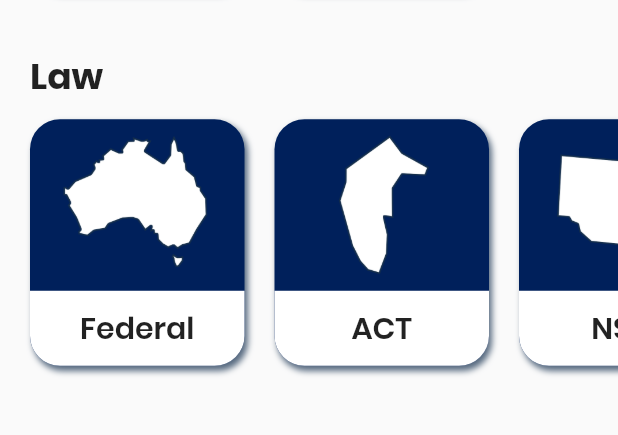
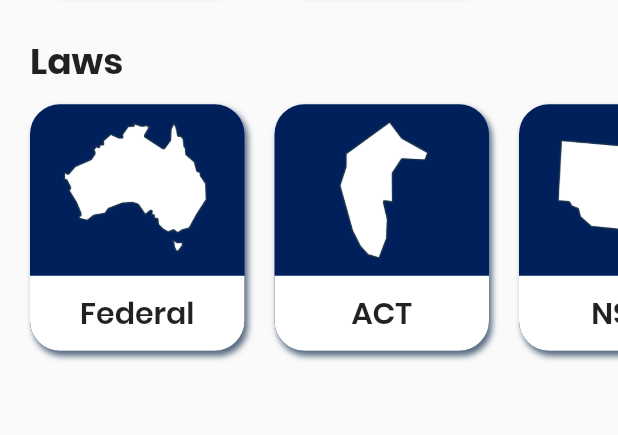
Before and after one commit to Thornie/DGHA-App, a Flutter app: the screen it shows after launch, on a phone screen of 412 x 824 dp, the part 483-918 px from its top. Run offline on Flutter 3.47's test engine with Material 2 defaults, Android fonts, the phone set to English and light mode, and no system bars; our stand-ins replace flutter_html, font_awesome_flutter.

Commit message:
better comments

```diff
--- a/lib/screens/menu_screen.dart
+++ b/lib/screens/menu_screen.dart
@@ -5,6 +5,7 @@ import 'package:dgha_brochure/components/menu_card.dart';
 import 'package:dgha_brochure/misc/data.dart';
 import 'package:dgha_brochure/misc/styles.dart';
 import 'package:dgha_brochure/models/menu_card_data.dart';
+import 'package:flutter/rendering.dart';
 import 'package:font_awesome_flutter/font_awesome_flutter.dart';
 import 'package:flutter/material.dart';
 
@@ -15,26 +16,31 @@ class MenuScreen extends StatefulWidget {
 }
 
 class _MenuScreenState extends State<MenuScreen> {
+  // used for closing or opening drawer
   final GlobalKey<ScaffoldState> _scaffoldKey = new GlobalKey<ScaffoldState>();
 
-  // NOTE: App Properties
+  // app properties
   double scrWidth;
   double scrHeight;
   double textScale;
 
-  // NOTE: Drawer
+  // drawer properties
   double drawerWidth;
 
-  // NOTE: Card Properties
+  // card properties
   bool isVertical = false;
 
-  double cardMinWidth = 143;
-  double cardMaxHeight = 300;
+  // the cardMinWidth is small enough that the user can see a bit of the next card
+  final double cardMinWidth = 143;
+
+  // the cardMaxHeight isn't too big, so the user doesn't need to scroll for too long
+  final double cardMaxHeight = 300;
+
   double cardWidth;
   double cardHeight;
   double cardMaxWidth;
 
-  // NOTE: Card Text
+  // card text properties
   final double textMinWidth = 102;
   final double textMinHeight = 34;
 
@@ -44,32 +50,42 @@ class _MenuScreenState extends State<MenuScreen> {
     this.textScale = MediaQuery.of(context).textScaleFactor;
 
     double cardNewMinWidth = (this.textMinWidth * this.textScale) + Styles.textPadding * 2;
+
+    // reset card's width
     double cardNewWidth = 0;
 
-    if (isVertical) {
+    if (this.isVertical) {
+      // cardMaxWidth = the whole screen - the padding
       double cardMaxWidth = (this.scrWidth - (Styles.spacing * 2));
+
+      // get the number of cards that can fit on a screen
       int numOfCards = ((this.scrWidth - (Styles.spacing * 2)) / cardNewMinWidth).floor();
 
+      // make sure that all cards are big enough to fit all the text
       while (cardNewWidth < cardNewMinWidth) {
         double scrWidthIncludingPadding = scrWidth - (Styles.spacing * 2) - (Styles.spacing * (numOfCards - 1));
         cardNewWidth = scrWidthIncludingPadding / (numOfCards);
+
+        // better that the cards are bigger than it need to be, rather than too small
         numOfCards--;
       }
 
-      // set max width
+      // if the card is bigger than the whole screen, set it to cardMaxWidth
       if (cardNewWidth > cardMaxWidth) {
         cardNewWidth = cardMaxWidth;
       }
     } else {
+      // the cardMaxWidth is small enough that the user can still see a bit of the next card
       double cardMaxWidth = (this.scrWidth - (Styles.spacing * 2)) * 0.85;
+
       cardNewWidth = cardNewMinWidth + Styles.spacing;
 
-      // set min width
+      // if the card is smaller than 140, it's too small
       if (cardNewWidth < this.cardMinWidth) {
         cardNewWidth = this.cardMinWidth;
       }
 
-      // set max width
+      // if the card is bigger than the 85% of the screen, it's too big
       if (cardNewWidth > cardMaxWidth) {
         cardNewWidth = cardMaxWidth;
       }
@@ -91,6 +107,7 @@ class _MenuScreenState extends State<MenuScreen> {
         child: OrientationBuilder(
           builder: (context, orientation) {
             this.calcDimensions(orientation);
+
             return Stack(
                   children: <Widget>[
                     Container(
@@ -98,32 +115,57 @@ class _MenuScreenState extends State<MenuScreen> {
                       child: ListView(
               physics: BouncingScrollPhysics(),
               children: <Widget>[
+                // the SizedBox height are found by trial and error, nothing special
                 SizedBox(height: 105),
+                Semantics(
+                  label: "General Information Section",
+                  explicitChildNodes: true,
+                  excludeSemantics: true,
+                  child: Column(
+                    crossAxisAlignment: CrossAxisAlignment.start,
+                    children: <Widget>[
                       _buildH2("General Information"),
                       _buildCardsList(Data.generalInfoCardData),
-                      SizedBox(height: isVertical ? 40 : 0),
-                      _buildH2("Law"),
+                    ],
+                  ),
+                ),
+
+                Column(
+                  children: <Widget>[
+                    SizedBox(height: this.isVertical ? 40 : 10),
+                    _buildH2("Laws"),
                     _buildCardsList(Data.lawInfoCardData),
                     SizedBox(height: 40),
+                  ],
+                ),
               ],
             ),
                     ),
 
                     // APP BAR
+                    // it's at the bottom so it's above all of the other widgets
                     DghaAppBar(
-                  childOne: Container(
+                      text: "DGHA",
+                      isMenu: true,
+                      semanticLabel: "D G H A - Guide Dog Handler Australia",
+                      childOne: Semantics(
+                        button: true,
+                        label: "Menu",
+                        hint: "Open side bar menu",
                         child: GestureDetector(
             onTap: () {
               setState(() {
                 _scaffoldKey.currentState.openDrawer();
               });
             },
-                      child: DghaIcon(
-                        icon: FontAwesomeIcons.bars,
+            child: DghaIcon(icon: FontAwesomeIcons.bars),
                         ),
                       ),
-                  ),
-                  childTwo: Container(
+                      childTwo: Semantics(
+                        button: true,
+                        label: "Card Direction.",
+                        hint: this.isVertical ? "Display cards horizontally." : "Display cards vertically.",
+                        explicitChildNodes: false,
                         child: GestureDetector(
             onTap: () {
               setState(() {
@@ -135,8 +177,6 @@ class _MenuScreenState extends State<MenuScreen> {
             ),
                         ),
                       ),
-                  text: "DGHA",
-                  isMenu: true,
                     )
                   ],
                 );
@@ -146,24 +186,27 @@ class _MenuScreenState extends State<MenuScreen> {
     );
   }
 
-  Container _buildH2(String text) {
-    return Container(
+  Widget _buildH2(String text) {
+    return Semantics(
+      label: text,
+      child: Container(
         padding: EdgeInsets.symmetric(horizontal: Styles.spacing),
+        width: double.maxFinite,
         child: Text(
           text,
           style: Styles.h2Style,
           maxLines: 2,
           overflow: TextOverflow.ellipsis,
         ),
+      ),
     );
   }
 
-  // VERTICAL
   List<Widget> _buildCards(List<MenuCardData> cardsData, bool isSeparated) {
     List<Widget> cards = new List<Widget>();
 
     for (int i = 0; i < cardsData.length; i++) {
-      Widget w = MenuCard(card: cardsData[i], cardWidth: this.cardWidth, cardHeight: this.cardHeight);
+      Widget w = MenuCard(card: cardsData[i], cardWidth: this.cardWidth, cardHeight: this.cardHeight, cardIndex: i + 1, listLength: cardsData.length,);
       cards.add(w);
 
       if ((isSeparated) && (i < cardsData.length - 1)) {
@@ -186,10 +229,11 @@ class _MenuScreenState extends State<MenuScreen> {
       );
     } else {
       return Container(
-        height: this.cardHeight + Styles.spacing * 2.5,
+          // the 2.5 accounts for the extra padding on the top and bottom
+          height: this.cardHeight + Styles.spacing * 1.5,
           child: ListView(
               physics: BouncingScrollPhysics(),
-          padding: EdgeInsets.fromLTRB(Styles.spacing, Styles.spacing / 2, Styles.spacing, Styles.spacing * 2),
+              padding: EdgeInsets.fromLTRB(Styles.spacing, Styles.spacing / 2, Styles.spacing, Styles.spacing),
               scrollDirection: Axis.horizontal,
               children: this._buildCards(cardsData, true),
             ),
```
Lines whose indentation alone changed are shown as unchanged.
